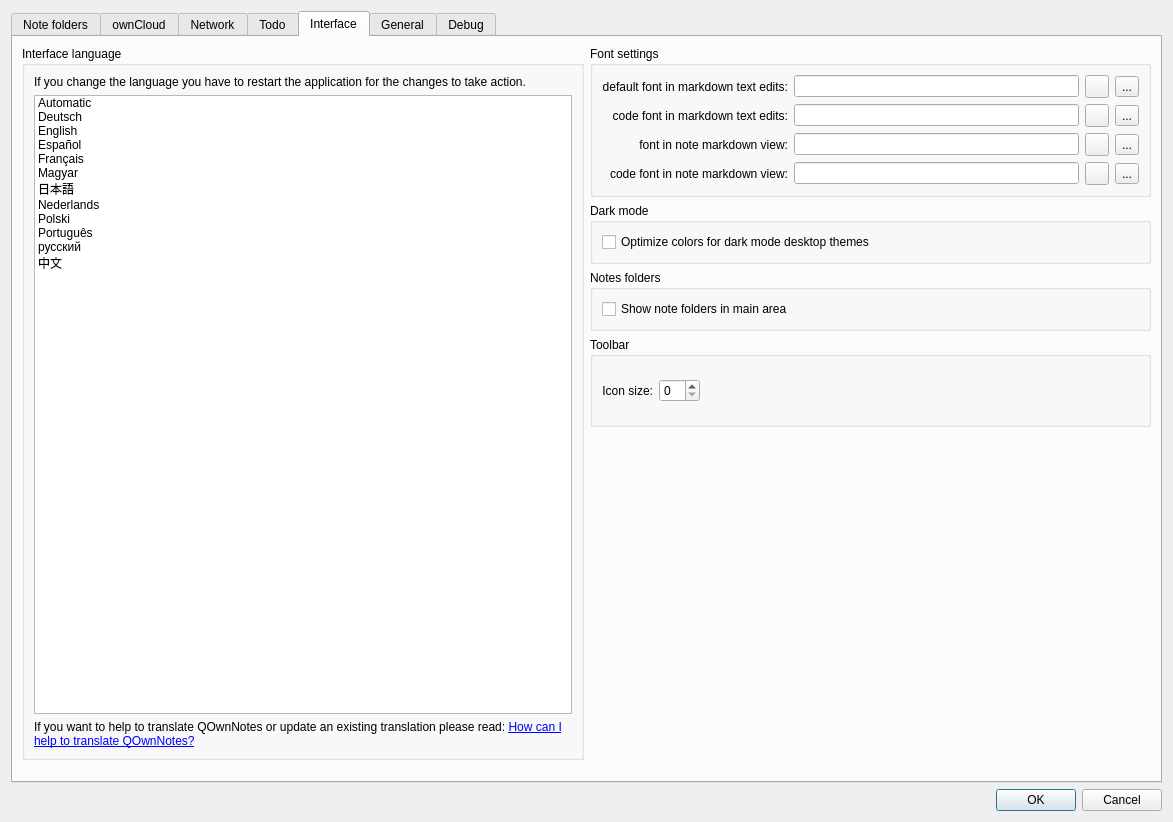
Qt form src/dialogs/settingsdialog.ui (pbek/QOwnNotes) before a commit.
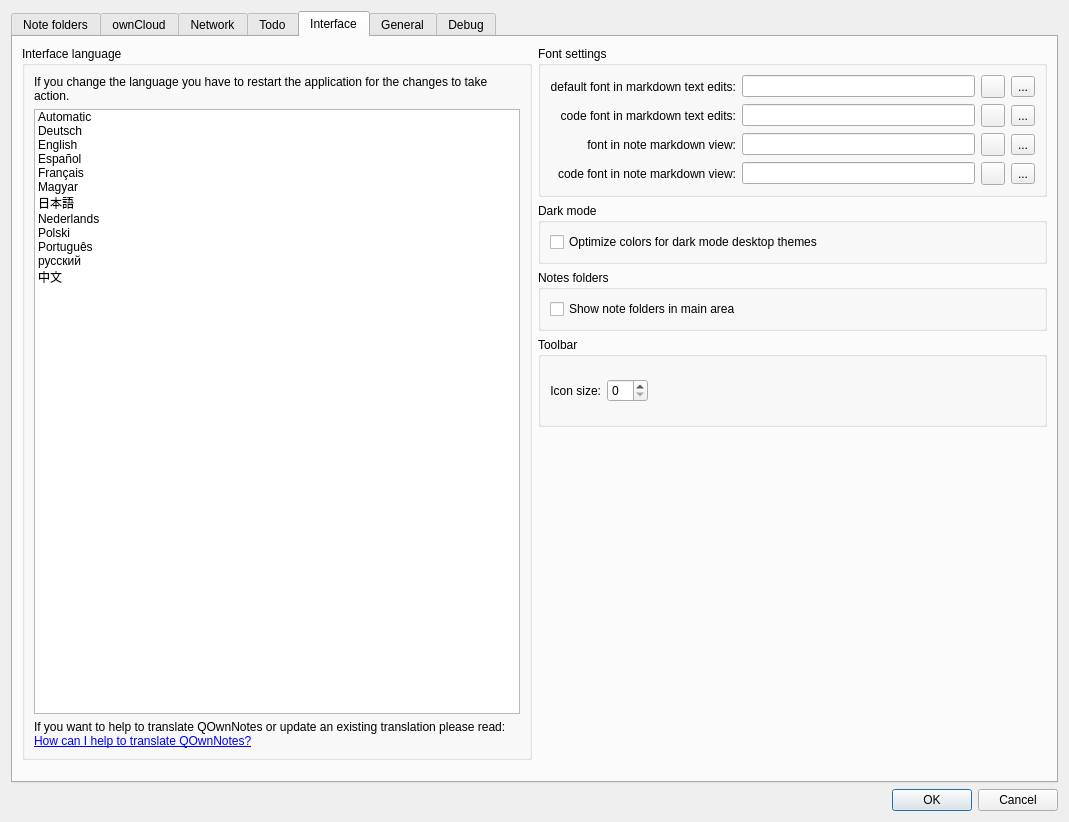
The same form after that commit. Icons and pictures are not drawn. Custom widgets are drawn as their Qt base class.

Commit message: made settings dialog even smaller

```diff
--- a/src/dialogs/settingsdialog.ui
+++ b/src/dialogs/settingsdialog.ui
@@ -6,10 +6,22 @@
    <rect>
     <x>0</x>
     <y>0</y>
-    <width>1173</width>
+    <width>1069</width>
     <height>822</height>
    </rect>
   </property>
+  <property name="sizePolicy">
+   <sizepolicy hsizetype="Minimum" vsizetype="Minimum">
+    <horstretch>0</horstretch>
+    <verstretch>0</verstretch>
+   </sizepolicy>
+  </property>
+  <property name="maximumSize">
+   <size>
+    <width>16777215</width>
+    <height>16777215</height>
+   </size>
+  </property>
   <property name="windowTitle">
    <string>Settings</string>
   </property>
```
The commit also changes 1 other file.
